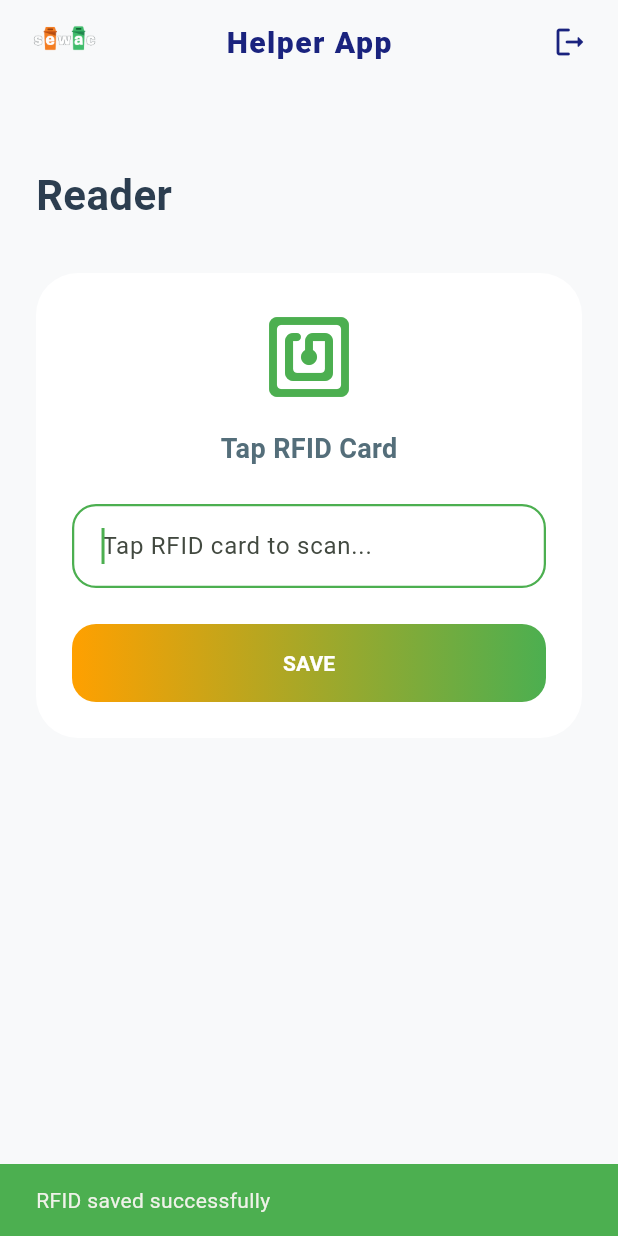
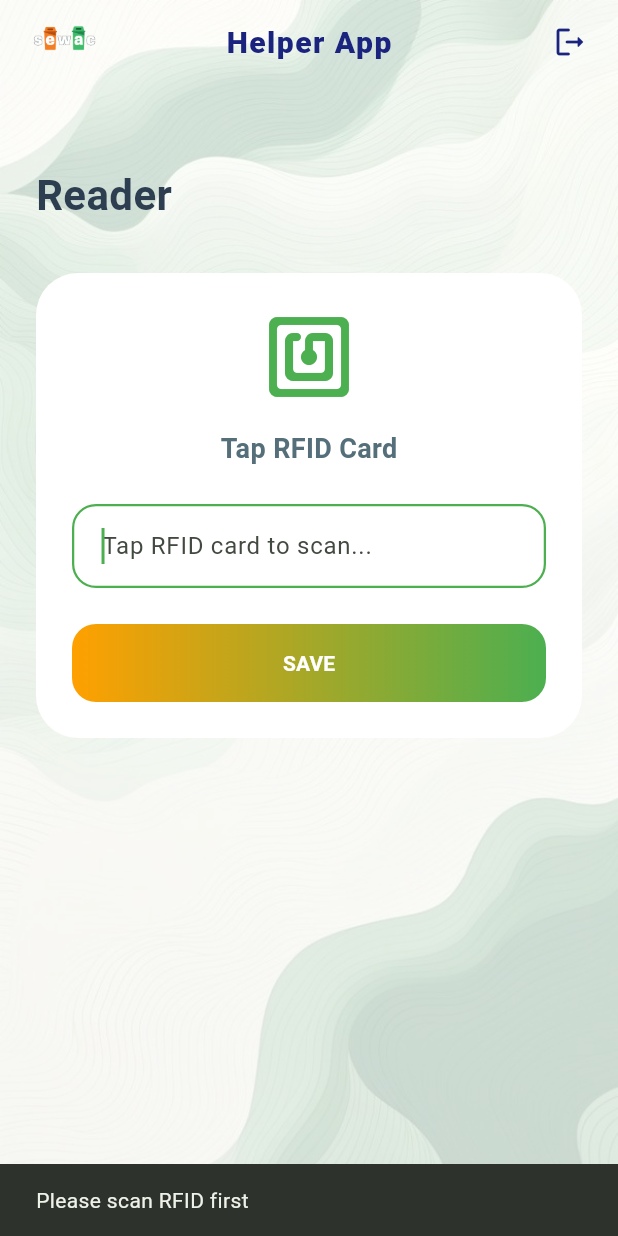
Before and after one commit to devsudhanshu-bel/sewac-helper-app, a Flutter app: the ReaderScreen screen opened directly, after a tap on "SAVE", on a phone screen of 412 x 824 dp. Run offline on Flutter 3.47's test engine with Material 3 defaults, Android fonts, the phone set to English and light mode, and no system bars; our stand-ins replace image_picker; network calls fail.

Commit message:
Integrated RFID dashboard and reader APIs

```diff
--- a/lib/screens/reader_screen.dart
+++ b/lib/screens/reader_screen.dart
@@ -1,4 +1,7 @@
+import 'dart:convert';
 import 'package:flutter/material.dart';
+import 'package:http/http.dart' as http;
+
 import 'login_screen.dart';
 import '../widgets/sewac_background.dart';
 
@@ -10,31 +13,215 @@ class ReaderScreen extends StatefulWidget {
 }
 
 class _ReaderScreenState extends State<ReaderScreen> {
+
+  // CHANGE ONLY THIS IF HARDWARE RFID LENGTH CHANGES LATER
+  // Example: 36 -> 40
+  static const int maxRfidLength = 36;
+
+  final TextEditingController
+  _rfidController =
+  TextEditingController();
+
+  bool _isSaving = false;
+
+  Future<void>
+  _saveRFID() async {
+
+    final code =
+    _rfidController.text
+        .trim();
+
+    // EMPTY FIELD
+    if (code.isEmpty) {
+
+      ScaffoldMessenger.of(
+          context)
+          .showSnackBar(
+
+        const SnackBar(
+          content: Text(
+            "Please scan RFID first",
+          ),
+        ),
+      );
+
+      return;
+    }
+
+    // LENGTH CHECK
+    if (code.length >
+        maxRfidLength) {
+
+      ScaffoldMessenger.of(
+          context)
+          .showSnackBar(
+
+        SnackBar(
+          content: Text(
+            "RFID max length is $maxRfidLength",
+          ),
+        ),
+      );
+
+      return;
+    }
+
+    try {
+
+      setState(() {
+        _isSaving = true;
+      });
+
+      final response =
+      await http.post(
+
+        Uri.parse(
+          "https://sewac-helper-app.onrender.com/api/v1/rfid/rfid/$code",
+        ),
+      );
+
+      final body =
+      response.body
+          .toLowerCase();
+
+      // SUCCESS
+      if (response.statusCode ==
+          200 ||
+          response.statusCode ==
+              201) {
+
+        ScaffoldMessenger.of(
+            context)
+            .showSnackBar(
+
+          const SnackBar(
+            backgroundColor:
+            Color(0xFF4CAF50),
+
+            content: Text(
+              "RFID saved successfully",
+            ),
+          ),
+        );
+
+        _rfidController.clear();
+      }
+
+      // RFID EXISTS
+      else if (
+      body.contains(
+          "already exists") ||
+          body.contains(
+              "exists") ||
+          body.contains(
+              "duplicate")
+      ) {
+
+        ScaffoldMessenger.of(
+            context)
+            .showSnackBar(
+
+          const SnackBar(
+            content: Text(
+              "RFID already exists",
+            ),
+          ),
+        );
+      }
+
+      // OTHER BACKEND ERROR
+      else {
+
+        ScaffoldMessenger.of(
+            context)
+            .showSnackBar(
+
+          const SnackBar(
+            content: Text(
+              "Failed to save RFID",
+            ),
+          ),
+        );
+      }
+
+    }
+
+    // INTERNET ISSUE
+    on http.ClientException {
+
+      ScaffoldMessenger.of(
+          context)
+          .showSnackBar(
+
+        const SnackBar(
+          content: Text(
+            "Failed due to internet connection",
+          ),
+        ),
+      );
+    }
+
+    catch (_) {
+
+      ScaffoldMessenger.of(
+          context)
+          .showSnackBar(
+
+        const SnackBar(
+          content: Text(
+            "Failed to save RFID",
+          ),
+        ),
+      );
+    }
+
+    finally {
+
+      setState(() {
+        _isSaving = false;
+      });
+    }
+  }
+
   @override
   Widget build(BuildContext context) {
     return Scaffold(
       extendBodyBehindAppBar: true,
-      backgroundColor: const Color(0xFFF8F9FA),
+      backgroundColor:
+      const Color(0xFFF8F9FA),
 
       appBar: AppBar(
         leadingWidth: 70,
-        backgroundColor: Colors.transparent,
+        backgroundColor:
+        Colors.transparent,
         elevation: 0,
-        surfaceTintColor: Colors.transparent,
+        surfaceTintColor:
+        Colors.transparent,
         scrolledUnderElevation: 0,
         centerTitle: true,
 
         leading: Padding(
-          padding: const EdgeInsets.only(left: 16),
+          padding:
+          const EdgeInsets.only(
+              left: 16),
+
           child: Image.asset(
             "assets/images/logo.png",
             height: 40,
             width: 40,
             fit: BoxFit.contain,
-            errorBuilder: (context, error, stackTrace) {
+
+            errorBuilder:
+                (
+                context,
+                error,
+                stackTrace,
+                ) {
+
               return const Icon(
                 Icons.recycling,
-                color: Color(0xFF4CAF50),
+                color:
+                Color(0xFF4CAF50),
               );
             },
           ),
@@ -42,139 +229,199 @@ class _ReaderScreenState extends State<ReaderScreen> {
 
         title: const Text(
           "Helper App",
+
           style: TextStyle(
-            color: Color(0xFF1A237E),
-            fontWeight: FontWeight.w900,
+            color:
+            Color(0xFF1A237E),
+            fontWeight:
+            FontWeight.w900,
             fontSize: 20,
           ),
         ),
 
         actions: [
+
           IconButton(
             icon: const Icon(
               Icons.logout_rounded,
-              color: Color(0xFF1A237E),
+              color:
+              Color(0xFF1A237E),
             ),
+
             onPressed: () {
+
               Navigator.pushReplacement(
                 context,
+
                 MaterialPageRoute(
-                  builder: (_) => const LoginScreen(),
+                  builder: (_) =>
+                  const LoginScreen(),
                 ),
               );
             },
           ),
-          const SizedBox(width: 8),
+
+          const SizedBox(
+              width: 8),
         ],
       ),
 
       body: SewacBackground(
         child: Padding(
-          padding: const EdgeInsets.fromLTRB(24, 110, 24, 24),
+          padding:
+          const EdgeInsets.fromLTRB(
+              24,
+              110,
+              24,
+              24),
+
           child: Column(
-            crossAxisAlignment: CrossAxisAlignment.start,
+            crossAxisAlignment:
+            CrossAxisAlignment
+                .start,
+
             children: [
+
               const Text(
                 "Reader",
+
                 style: TextStyle(
                   fontSize: 28,
-                  fontWeight: FontWeight.bold,
-                  color: Color(0xFF2C3E50),
+                  fontWeight:
+                  FontWeight.bold,
+                  color:
+                  Color(0xFF2C3E50),
                 ),
               ),
 
-              const SizedBox(height: 32),
+              const SizedBox(
+                  height: 32),
 
               Container(
-                width: double.infinity,
-                padding: const EdgeInsets.all(24),
-                decoration: BoxDecoration(
+                width:
+                double.infinity,
+
+                padding:
+                const EdgeInsets.all(
+                    24),
+
+                decoration:
+                BoxDecoration(
                   color: Colors.white,
-                  borderRadius: BorderRadius.circular(28),
+
+                  borderRadius:
+                  BorderRadius.circular(
+                      28),
                 ),
 
                 child: Column(
                   children: [
+
                     const Icon(
                       Icons.nfc_rounded,
                       size: 64,
-                      color: Color(0xFF4CAF50),
+                      color:
+                      Color(0xFF4CAF50),
                     ),
 
-                    const SizedBox(height: 16),
+                    const SizedBox(
+                        height: 16),
 
                     const Text(
                       "Tap RFID Card",
+
                       style: TextStyle(
                         fontSize: 18,
-                        fontWeight: FontWeight.w700,
+                        fontWeight:
+                        FontWeight.w700,
                       ),
                     ),
 
-                    const SizedBox(height: 24),
+                    const SizedBox(
+                        height: 24),
 
                     TextFormField(
+                      controller:
+                      _rfidController,
+
                       autofocus: true,
                       showCursor: true,
-                      decoration: InputDecoration(
-                        hintText: "Tap RFID card to scan...",
+
+                      decoration:
+                      InputDecoration(
+                        hintText:
+                        "Tap RFID card to scan...",
+
                         filled: true,
-                        fillColor: Colors.white,
+                        fillColor:
+                        Colors.white,
+
                         contentPadding:
                         const EdgeInsets.symmetric(
                           horizontal: 16,
                           vertical: 16,
                         ),
-                        border: OutlineInputBorder(
+
+                        border:
+                        OutlineInputBorder(
                           borderRadius:
-                          BorderRadius.circular(16),
+                          BorderRadius.circular(
+                              16),
                         ),
                       ),
                     ),
 
-                    const SizedBox(height: 24),
+                    const SizedBox(
+                        height: 24),
 
                     SizedBox(
-                      width: double.infinity,
+                      width:
+                      double.infinity,
+
                       child: Container(
-                        decoration: BoxDecoration(
+                        decoration:
+                        BoxDecoration(
                           borderRadius:
-                          BorderRadius.circular(16),
+                          BorderRadius.circular(
+                              16),
+
                           gradient:
                           const LinearGradient(
                             colors: [
-                              Color(0xFFFFA000),
-                              Color(0xFF4CAF50),
+                              Color(
+                                  0xFFFFA000),
+                              Color(
+                                  0xFF4CAF50),
                             ],
                           ),
                         ),
 
-                        child: ElevatedButton(
-                          onPressed: () {
-                            ScaffoldMessenger.of(context)
-                                .showSnackBar(
-                              const SnackBar(
-                                backgroundColor:
-                                Color(0xFF4CAF50),
-                                content: Text(
-                                  "RFID saved successfully",
-                                ),
-                              ),
-                            );
-                          },
+                        child:
+                        ElevatedButton(
+
+                          onPressed:
+                          _isSaving
+                              ? null
+                              : _saveRFID,
 
                           style:
-                          ElevatedButton.styleFrom(
+                          ElevatedButton
+                              .styleFrom(
                             backgroundColor:
                             Colors.transparent,
+
                             shadowColor:
                             Colors.transparent,
                           ),
 
-                          child: const Text(
+                          child:
+                          const Text(
                             "SAVE",
-                            style: TextStyle(
-                              color: Colors.white,
+
+                            style:
+                            TextStyle(
+                              color:
+                              Colors.white,
                             ),
                           ),
                         ),
--- a/lib/screens/survey_screen.dart
+++ b/lib/screens/survey_screen.dart
@@ -49,7 +49,7 @@ class _SurveyScreenState
   hhTypes = [
 
     "Owner",
-    "Rental",
+    "Tenant",
   ];
 
   final Map<String, bool>
--- a/lib/services/auth_service.dart
+++ b/lib/services/auth_service.dart
@@ -4,7 +4,7 @@ import 'package:http/http.dart' as http;
 class AuthService {
 
   static const String loginUrl =
-      "https://sewac-helper-app.onrender.com/api/auth/login";
+      "https://sewac-helper-app.onrender.com/api/v1/auth/login";
 
   static Future<bool> login({
 
--- /dev/null
+++ b/lib/widgets/sewac_background.dart
@@ -0,0 +1,33 @@
+import 'package:flutter/material.dart';
+
+class SewacBackground extends StatelessWidget {
+  final Widget child;
+
+  const SewacBackground({
+    super.key,
+    required this.child,
+  });
+
+  @override
+  Widget build(BuildContext context) {
+    return Stack(
+      children: [
+
+        Positioned.fill(
+          child: Image.asset(
+            "assets/images/login_bg.jpeg",
+            fit: BoxFit.cover,
+          ),
+        ),
+
+        Positioned.fill(
+          child: Container(
+            color: Colors.white.withOpacity(0.72),
+          ),
+        ),
+
+        child,
+      ],
+    );
+  }
+}
```
Also changed, not shown: lib/screens/dashboard_screen.dart (+64 -8 lines).
